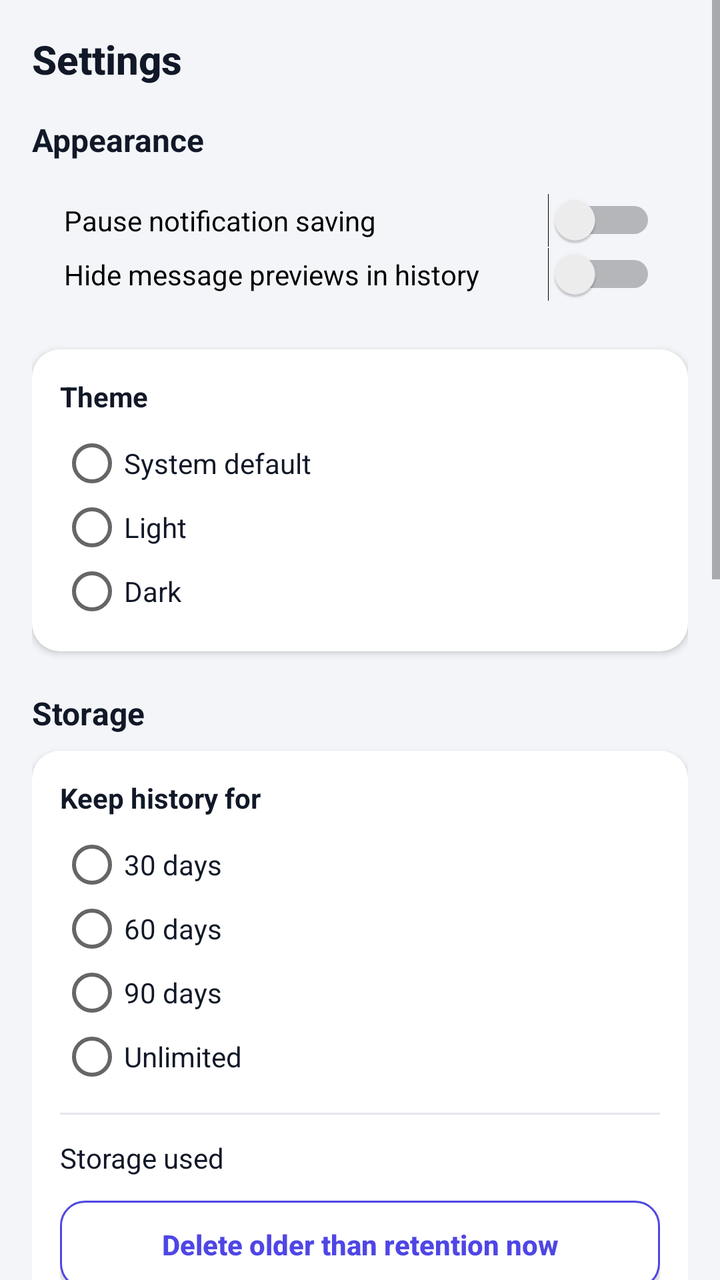
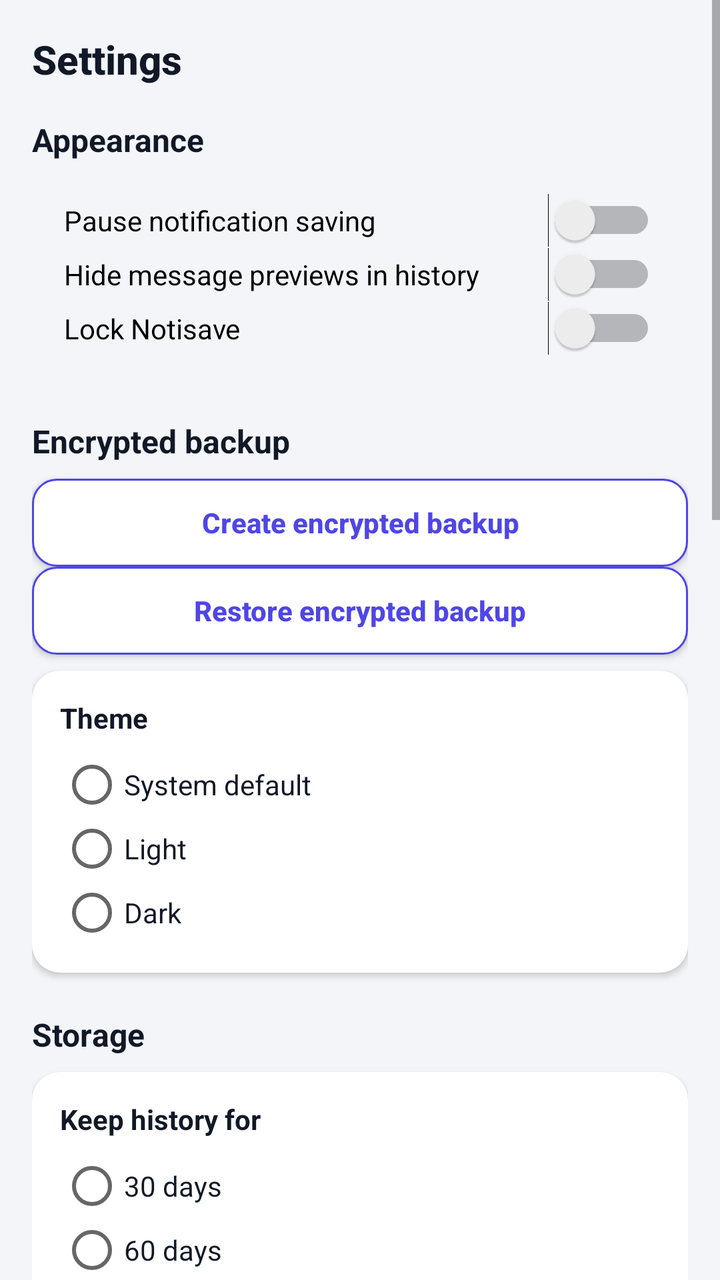

Two renders of the same Android screen: before a commit and after it. Below are the layout's source before the change and the commit's diff.
<!-- AndroidManifest.xml: application theme Theme.Notisave.Light -->
<!-- res/layout/fragment_settings.xml -->
<?xml version="1.0" encoding="utf-8"?>
<ScrollView xmlns:android="http://schemas.android.com/apk/res/android"
    android:layout_width="match_parent"
    android:layout_height="match_parent"
    android:background="?attr/pageBackground">

    <LinearLayout
        android:layout_width="match_parent"
        android:layout_height="wrap_content"
        android:orientation="vertical"
        android:padding="@dimen/page_padding">

        <TextView
            style="@style/Text.Title"
            android:layout_width="wrap_content"
            android:layout_height="wrap_content"
            android:text="@string/settings_title" />

        
        <TextView
            style="@style/Text.SectionTitle"
            android:layout_width="wrap_content"
            android:layout_height="wrap_content"
            android:layout_marginTop="16dp"
            android:text="@string/section_appearance" />

        <LinearLayout
            android:layout_width="match_parent"
            android:layout_height="wrap_content"
            android:orientation="vertical"
            android:padding="16dp">
            <Switch android:id="@+id/switch_capture_pause" android:layout_width="match_parent" android:layout_height="wrap_content" android:text="@string/pause_capture" />
            <Switch android:id="@+id/switch_redact_previews" android:layout_width="match_parent" android:layout_height="wrap_content" android:text="@string/redact_previews" />
        </LinearLayout>

        <LinearLayout
            android:layout_width="match_parent"
            android:layout_height="wrap_content"
            android:layout_marginTop="8dp"
            android:background="@drawable/bg_card"
            android:elevation="2dp"
            android:orientation="vertical"
            android:padding="@dimen/card_padding">

            <TextView
                style="@style/Text.Body"
                android:layout_width="wrap_content"
                android:layout_height="wrap_content"
                android:text="@string/theme_label"
                android:textStyle="bold" />

            <RadioGroup
                android:id="@+id/theme_group"
                android:layout_width="match_parent"
                android:layout_height="wrap_content"
                android:layout_marginTop="8dp"
                android:orientation="vertical">

                <RadioButton
                    android:id="@+id/theme_system"
                    android:layout_width="match_parent"
                    android:layout_height="wrap_content"
                    android:text="@string/theme_system"
                    android:textColor="?attr/textPrimary" />

                <RadioButton
                    android:id="@+id/theme_light"
                    android:layout_width="match_parent"
                    android:layout_height="wrap_content"
                    android:text="@string/theme_light"
                    android:textColor="?attr/textPrimary" />

                <RadioButton
                    android:id="@+id/theme_dark"
                    android:layout_width="match_parent"
                    android:layout_height="wrap_content"
                    android:text="@string/theme_dark"
                    android:textColor="?attr/textPrimary" />
            </RadioGroup>
        </LinearLayout>

        
        <TextView
            style="@style/Text.SectionTitle"
            android:layout_width="wrap_content"
            android:layout_height="wrap_content"
            android:layout_marginTop="20dp"
            android:text="@string/section_storage" />

        <LinearLayout
            android:layout_width="match_parent"
            android:layout_height="wrap_content"
            android:layout_marginTop="8dp"
            android:background="@drawable/bg_card"
            android:elevation="2dp"
            android:orientation="vertical"
            android:padding="@dimen/card_padding">

            <TextView
                style="@style/Text.Body"
                android:layout_width="wrap_content"
                android:layout_height="wrap_content"
                android:text="@string/retention_label"
                android:textStyle="bold" />

            <RadioGroup
                android:id="@+id/retention_group"
                android:layout_width="match_parent"
                android:layout_height="wrap_content"
                android:layout_marginTop="8dp"
                android:orientation="vertical">

                <RadioButton
                    android:id="@+id/retention_30"
                    android:layout_width="match_parent"
                    android:layout_height="wrap_content"
                    android:text="@string/retention_30"
                    android:textColor="?attr/textPrimary" />

                <RadioButton
                    android:id="@+id/retention_60"
                    android:layout_width="match_parent"
                    android:layout_height="wrap_content"
                    android:text="@string/retention_60"
                    android:textColor="?attr/textPrimary" />

                <RadioButton
                    android:id="@+id/retention_90"
                    android:layout_width="match_parent"
                    android:layout_height="wrap_content"
                    android:text="@string/retention_90"
                    android:textColor="?attr/textPrimary" />

                <RadioButton
                    android:id="@+id/retention_unlimited"
                    android:layout_width="match_parent"
                    android:layout_height="wrap_content"
                    android:text="@string/retention_unlimited"
                    android:textColor="?attr/textPrimary" />
            </RadioGroup>

            <View
                android:layout_width="match_parent"
                android:layout_height="1dp"
                android:layout_marginTop="12dp"
                android:layout_marginBottom="12dp"
                android:background="?attr/dividerColor" />

            <LinearLayout
                android:layout_width="match_parent"
                android:layout_height="wrap_content"
                android:gravity="center_vertical"
                android:orientation="horizontal">

                <TextView
                    style="@style/Text.Body"
                    android:layout_width="0dp"
                    android:layout_height="wrap_content"
                    android:layout_weight="1"
                    android:text="@string/storage_used" />

                <TextView
                    android:id="@+id/storage_size"
                    style="@style/Text.Body"
                    android:layout_width="wrap_content"
                    android:layout_height="wrap_content"
                    android:textStyle="bold" />
            </LinearLayout>

            <Button
                android:id="@+id/btn_prune"
                style="@style/Button.Outline"
                android:layout_width="match_parent"
                android:layout_height="wrap_content"
                android:layout_marginTop="12dp"
                android:text="@string/btn_prune_now" />
        </LinearLayout>

        
        <TextView
            style="@style/Text.SectionTitle"
            android:layout_width="wrap_content"
            android:layout_height="wrap_content"
            android:layout_marginTop="20dp"
            android:text="@string/section_permissions" />

        <LinearLayout
            android:layout_width="match_parent"
            android:layout_height="wrap_content"
            android:layout_marginTop="8dp"
            android:background="@drawable/bg_card"
            android:elevation="2dp"
            android:orientation="vertical"
            android:padding="@dimen/card_padding">

            <TextView
                android:id="@+id/access_status_text"
                style="@style/Text.Body"
                android:layout_width="wrap_content"
                android:layout_height="wrap_content"
                android:text="@string/status_disabled" />

            <Button
                android:id="@+id/btn_access_settings"
                style="@style/Button.Primary"
                android:layout_width="match_parent"
                android:layout_height="wrap_content"
                android:layout_marginTop="12dp"
                android:text="@string/btn_open_access_settings" />

            <Button
                android:id="@+id/btn_restart_listener"
                style="@style/Button.Outline"
                android:layout_width="match_parent"
                android:layout_height="wrap_content"
                android:layout_marginTop="8dp"
                android:text="@string/btn_restart_listener" />
        </LinearLayout>

        
        <TextView
            style="@style/Text.SectionTitle"
            android:layout_width="wrap_content"
            android:layout_height="wrap_content"
            android:layout_marginTop="20dp"
            android:text="@string/section_privacy" />

        <LinearLayout
            android:layout_width="match_parent"
            android:layout_height="wrap_content"
            android:layout_marginTop="8dp"
            android:background="@drawable/bg_card"
            android:elevation="2dp"
            android:orientation="vertical"
            android:padding="@dimen/card_padding">

            <LinearLayout
                android:layout_width="match_parent"
                android:layout_height="wrap_content"
                android:gravity="center_vertical"
                android:orientation="horizontal">

                <ImageView
                    android:layout_width="32dp"
                    android:layout_height="32dp"
                    android:src="@drawable/ic_shield"
                    android:tint="@color/accent" />

                <TextView
                    style="@style/Text.Body"
                    android:layout_width="0dp"
                    android:layout_height="wrap_content"
                    android:layout_marginStart="10dp"
                    android:layout_weight="1"
                    android:text="@string/privacy_short" />
            </LinearLayout>

            <Button
                android:id="@+id/btn_privacy"
                style="@style/Button.Outline"
                android:layout_width="match_parent"
                android:layout_height="wrap_content"
                android:layout_marginTop="12dp"
                android:text="@string/btn_view_privacy" />
        </LinearLayout>

        
        <TextView
            style="@style/Text.SectionTitle"
            android:layout_width="wrap_content"
            android:layout_height="wrap_content"
            android:layout_marginTop="20dp"
            android:text="@string/section_about" />

        <LinearLayout
            android:layout_width="match_parent"
            android:layout_height="wrap_content"
            android:layout_marginTop="8dp"
            android:background="@drawable/bg_card"
            android:elevation="2dp"
            android:orientation="vertical"
            android:padding="@dimen/card_padding">

            <LinearLayout
                android:layout_width="match_parent"
                android:layout_height="wrap_content"
                android:gravity="center_vertical"
                android:orientation="horizontal">

                <LinearLayout
                    android:layout_width="52dp"
                    android:layout_height="52dp"
                    android:background="@drawable/bg_button_primary"
                    android:gravity="center">

                    <TextView
                        android:layout_width="wrap_content"
                        android:layout_height="wrap_content"
                        android:text="T"
                        android:textColor="@color/white"
                        android:textSize="26sp"
                        android:textStyle="bold" />
                </LinearLayout>

                <LinearLayout
                    android:layout_width="0dp"
                    android:layout_height="wrap_content"
                    android:layout_marginStart="12dp"
                    android:layout_weight="1"
                    android:orientation="vertical">

                    <TextView
                        style="@style/Text.SectionTitle"
                        android:layout_width="wrap_content"
                        android:layout_height="wrap_content"
                        android:text="@string/developer_name" />

                    <TextView
                        style="@style/Text.Caption"
                        android:layout_width="wrap_content"
                        android:layout_height="wrap_content"
                        android:text="@string/developer_role" />

                    <TextView
                        style="@style/Text.Body"
                        android:layout_width="wrap_content"
                        android:layout_height="wrap_content"
                        android:layout_marginTop="2dp"
                        android:text="@string/contact_whatsapp" />
                </LinearLayout>
            </LinearLayout>

            <TextView
                style="@style/Text.Body"
                android:layout_width="wrap_content"
                android:layout_height="wrap_content"
                android:layout_marginTop="12dp"
                android:text="@string/app_description"
                android:textColor="?attr/textSecondary" />

            <Button
                android:id="@+id/btn_whatsapp"
                style="@style/Button.Primary"
                android:layout_width="match_parent"
                android:layout_height="wrap_content"
                android:layout_marginTop="12dp"
                android:drawableStart="@drawable/ic_chat"
                android:drawablePadding="8dp"
                android:text="@string/btn_whatsapp" />

            <TextView
                style="@style/Text.Caption"
                android:layout_width="wrap_content"
                android:layout_height="wrap_content"
                android:layout_marginTop="12dp"
                android:text="@string/app_version" />
        </LinearLayout>

        <View
            android:layout_width="match_parent"
            android:layout_height="16dp" />
    </LinearLayout>
</ScrollView>
<!-- resources referenced by this layout -->
<resources>
  <color name="accent">#0891B2</color>
  <color name="white">#FFFFFF</color>
  <dimen name="card_padding">14dp</dimen>
  <dimen name="page_padding">16dp</dimen>
  <string name="app_description">Notification Saver helps you securely save, organize, and review your notification history in one place.</string>
  <string name="app_version">Version 1.0</string>
  <string name="btn_open_access_settings">Open Notification Access Settings</string>
  <string name="btn_prune_now">Delete older than retention now</string>
  <string name="btn_restart_listener">Restart Listener Service</string>
  <string name="btn_view_privacy">View Full Privacy Notice</string>
  <string name="btn_whatsapp">Chat on WhatsApp</string>
  <string name="contact_whatsapp">WhatsApp: 03077982214</string>
  <string name="developer_name">Muhammad Taqi</string>
  <string name="developer_role">Developer</string>
  <string name="pause_capture">Pause notification saving</string>
  <string name="privacy_short">Notifications may contain personal information. Notisave stores them only on this device, never uploads them, and never asks for an account. You can delete your history at any time.</string>
  <string name="redact_previews">Hide message previews in history</string>
  <string name="retention_30">30 days</string>
  <string name="retention_60">60 days</string>
  <string name="retention_90">90 days</string>
  <string name="retention_label">Keep history for</string>
  <string name="retention_unlimited">Unlimited</string>
  <string name="section_about">About Developer</string>
  <string name="section_appearance">Appearance</string>
  <string name="section_permissions">Permissions</string>
  <string name="section_privacy">Privacy</string>
  <string name="section_storage">Storage</string>
  <string name="settings_title">Settings</string>
  <string name="status_disabled">Disabled — turn on notification access to start saving</string>
  <string name="storage_used">Storage used</string>
  <string name="theme_dark">Dark</string>
  <string name="theme_label">Theme</string>
  <string name="theme_light">Light</string>
  <string name="theme_system">System default</string>
  <style name="Text.Body" parent="android:TextAppearance.Material.Body1">
          <item name="android:textColor">?attr/textPrimary</item>
          <item name="android:textSize">14sp</item>
      </style>
  <style name="Text.Caption" parent="android:TextAppearance.Material.Caption">
          <item name="android:textColor">?attr/textSecondary</item>
          <item name="android:textSize">12sp</item>
      </style>
  <style name="Text.Title" parent="android:TextAppearance.Material.Title">
          <item name="android:textColor">?attr/textPrimary</item>
          <item name="android:textSize">20sp</item>
          <item name="android:textStyle">bold</item>
      </style>
  <color name="primary">#4F46E5</color>
  <dimen name="card_radius">14dp</dimen>
  <color name="primary_dark">#3730A3</color>
  <color name="page_bg_light">#F3F5F9</color>
  <color name="nav_bg_light">#FFFFFF</color>
  <color name="card_bg_light">#FFFFFF</color>
  <color name="text_primary_light">#111827</color>
  <color name="text_secondary_light">#6B7280</color>
  <color name="divider_light">#E5E7EB</color>
  <color name="chip_bg_light">#E8EAF6</color>
  <color name="nav_unselected_light">#9CA3AF</color>
  <color name="primary_soft">#EEF0FE</color>
  <color name="accent_soft">#E0F2F7</color>
  <color name="success">#16A34A</color>
  <color name="warning">#D97706</color>
  <color name="danger">#DC2626</color>
  <!-- unchanged entries left out for length: 9 -->
</resources>

<!-- the commit's change to res/layout/fragment_settings.xml (unified diff, before → after) -->
@@ -31,7 +31,12 @@
             android:padding="16dp">
             <Switch android:id="@+id/switch_capture_pause" android:layout_width="match_parent" android:layout_height="wrap_content" android:text="@string/pause_capture" />
             <Switch android:id="@+id/switch_redact_previews" android:layout_width="match_parent" android:layout_height="wrap_content" android:text="@string/redact_previews" />
-        </LinearLayout>
+            <Switch android:id="@+id/switch_app_lock" android:layout_width="match_parent" android:layout_height="wrap_content" android:text="@string/app_lock" />
+        </LinearLayout>
+
+        <TextView style="@style/Text.SectionTitle" android:layout_width="wrap_content" android:layout_height="wrap_content" android:layout_marginTop="16dp" android:text="@string/backup_section" />
+        <Button android:id="@+id/btn_backup_export" style="@style/Button.Outline" android:layout_width="match_parent" android:layout_height="wrap_content" android:layout_marginTop="8dp" android:text="@string/backup_export" />
+        <Button android:id="@+id/btn_backup_import" style="@style/Button.Outline" android:layout_width="match_parent" android:layout_height="wrap_content" android:text="@string/backup_import" />
 
         <LinearLayout
             android:layout_width="match_parent"
<!-- resource entries referenced after the edit -->
@@ -5,7 +5,11 @@
   <dimen name="card_padding">14dp</dimen>
   <dimen name="page_padding">16dp</dimen>
   <string name="app_description">Notification Saver helps you securely save, organize, and review your notification history in one place.</string>
-  <string name="app_version">Version 1.0</string>
+  <string name="app_lock">Lock Notisave</string>
+  <string name="app_version">Version 1.2.0</string>
+  <string name="backup_export">Create encrypted backup</string>
+  <string name="backup_import">Restore encrypted backup</string>
+  <string name="backup_section">Encrypted backup</string>
   <string name="btn_open_access_settings">Open Notification Access Settings</string>
   <string name="btn_prune_now">Delete older than retention now</string>
   <string name="btn_restart_listener">Restart Listener Service</string>
